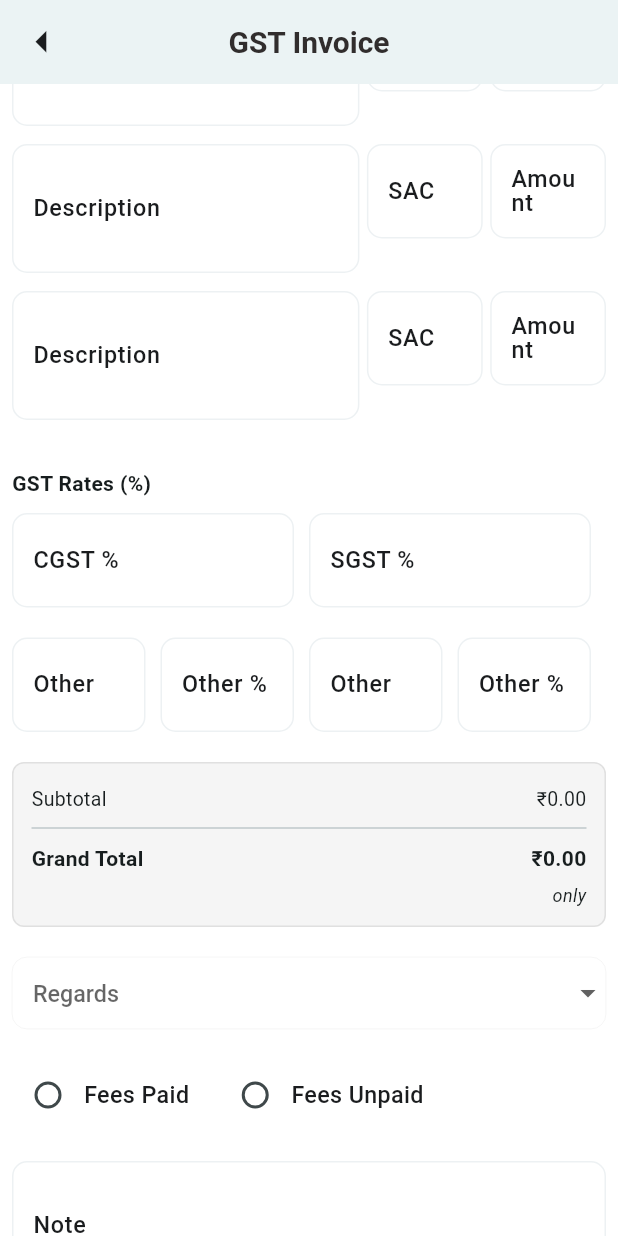
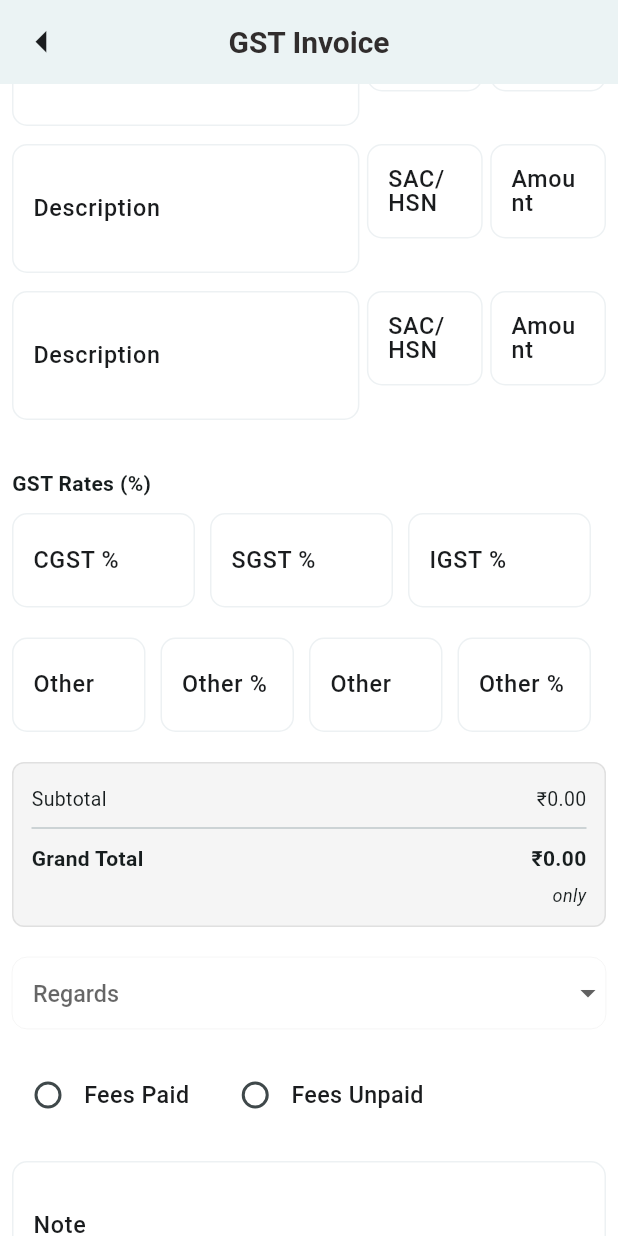
Before and after one commit to Priyankak512/Alekha_app, a Flutter app: the GstInvoiceGeneratorScreen screen opened directly, scrolled down 1152 dp, on a phone screen of 412 x 824 dp. Run offline on Flutter 3.47's test engine with Material 3 defaults, Android fonts, the phone set to English and light mode, and no system bars; our stand-ins replace bot_toast, curved_navigation_bar, flutter_form_builder, flutter_native_contact_picker, flutter_svg, form_builder_validators and 6 more; missing offline and left inert: mesh_gradient, number_to_words, syncfusion_flutter_pdf; accounts and stored records are empty; Roboto replaces fonts that are missing (GOTHICB); project files that could hold a hidden picture were left out.

Commit message:
changes in gst form

```diff
--- a/lib/screens/invoice_generator/invoice_generator_view/gst_invoice_screen.dart
+++ b/lib/screens/invoice_generator/invoice_generator_view/gst_invoice_screen.dart
@@ -1175,10 +1175,13 @@ class _GstInvoiceGeneratorScreenState extends State<GstInvoiceGeneratorScreen> {
 
   TextEditingController otherSecondGstRateController = TextEditingController();
   TextEditingController otherSecondGstNameController = TextEditingController();
-
+  TextEditingController igstRateController = TextEditingController();
+
+  double igstAmount = 0.0;
   double totalPrice = 0.0;
   double cgstAmount = 0.0;
   double sgstAmount = 0.0;
+
   double other1stGstAmount = 0.0;
   double other2ndGstAmount = 0.0;
   double grandTotal = 0.0;
@@ -1198,8 +1201,11 @@ class _GstInvoiceGeneratorScreenState extends State<GstInvoiceGeneratorScreen> {
     priceController8.addListener(calculateTotal);
     cgstRateController.addListener(calculateTotal);
     sgstRateController.addListener(calculateTotal);
+    igstRateController.addListener(calculateTotal);
     otherFirstGstRateController.addListener(calculateTotal);
+    otherFirstGstNameController.addListener(calculateTotal);
     otherSecondGstRateController.addListener(calculateTotal);
+    otherSecondGstNameController.addListener(calculateTotal);
   }
 
   void calculateTotal() {
@@ -1215,6 +1221,7 @@ class _GstInvoiceGeneratorScreenState extends State<GstInvoiceGeneratorScreen> {
     double subtotal = p1 + p2 + p3 + p4 + p5 + p6 + p7 + p8;
     double cgstRate = double.tryParse(cgstRateController.text) ?? 0.0;
     double sgstRate = double.tryParse(sgstRateController.text) ?? 0.0;
+    double igstRate = double.tryParse(igstRateController.text) ?? 0.0;
     double other1stGstRate =
         double.tryParse(otherFirstGstRateController.text) ?? 0.0;
     double other2ndGstRate =
@@ -1222,6 +1229,7 @@ class _GstInvoiceGeneratorScreenState extends State<GstInvoiceGeneratorScreen> {
 
     double cgst = subtotal * cgstRate / 100;
     double sgst = subtotal * sgstRate / 100;
+    double igst = subtotal * igstRate / 100;
     double other1stGst = subtotal * other1stGstRate / 100;
     double other2ndGst = subtotal * other2ndGstRate / 100;
 
@@ -1229,9 +1237,10 @@ class _GstInvoiceGeneratorScreenState extends State<GstInvoiceGeneratorScreen> {
       totalPrice = subtotal;
       cgstAmount = cgst;
       sgstAmount = sgst;
+      igstAmount = igst;
       other1stGstAmount = other1stGst;
       other2ndGstAmount = other2ndGst;
-      grandTotal = subtotal + cgst + sgst + other1stGst + other2ndGst;
+      grandTotal = subtotal + cgst + sgst + igst + other1stGst + other2ndGst;
     });
   }
 
@@ -1257,6 +1266,7 @@ class _GstInvoiceGeneratorScreenState extends State<GstInvoiceGeneratorScreen> {
 
     double cgstRate = double.tryParse(cgstRateController.text) ?? 0.0;
     double sgstRate = double.tryParse(sgstRateController.text) ?? 0.0;
+    double igstRate = double.tryParse(igstRateController.text) ?? 0.0;
     double other1stGstRate =
         double.tryParse(otherFirstGstRateController.text) ?? 0.0;
     double other2ndGstRate =
@@ -1312,7 +1322,7 @@ class _GstInvoiceGeneratorScreenState extends State<GstInvoiceGeneratorScreen> {
           children: [
             _cell('NO.', style: bold()),
             _cell('DESCRIPTION', style: bold(), align: pw.Alignment.centerLeft),
-            _cell('SAC', style: bold()),
+            _cell('SAC/HSN', style: bold()),
             _cell('AMOUNT', style: bold()),
           ],
         );
@@ -1473,6 +1483,10 @@ class _GstInvoiceGeneratorScreenState extends State<GstInvoiceGeneratorScreen> {
                           gstRow(
                               'SGST @ ${sgstRate % 1 == 0 ? sgstRate.toInt() : sgstRate}%',
                               sgstAmount),
+                        if (igstRate > 0)
+                          gstRow(
+                              'IGST @ ${igstRate % 1 == 0 ? igstRate.toInt() : igstRate}%',
+                              igstAmount),
                         if (other1stGstRate > 0)
                           gstRow(
                               '${otherFirstGstNameController.text} @ ${other1stGstRate % 1 == 0 ? other1stGstRate.toInt() : other1stGstRate}%',
@@ -1860,6 +1874,15 @@ class _GstInvoiceGeneratorScreenState extends State<GstInvoiceGeneratorScreen> {
                           ),
                         ),
                         const SizedBox(width: 10),
+                         Expanded(
+                          child: CommonTextFieldWithFocus(
+                            controller: igstRateController,
+                            labelText: "IGST %",
+                            hintText: "IGST %",
+                            keyboardType: TextInputType.number,
+                          ),
+                        ),
+                        SizedBox(width: 10),
                       ],
                     ),
                     const SizedBox(height: 20),
@@ -1870,7 +1893,7 @@ class _GstInvoiceGeneratorScreenState extends State<GstInvoiceGeneratorScreen> {
                             controller: otherFirstGstNameController,
                             labelText: "Other",
                             hintText: "Other",
-                            keyboardType: TextInputType.number,
+                            keyboardType: TextInputType.text,
                           ),
                         ),
                         const SizedBox(width: 10),
@@ -1925,6 +1948,9 @@ class _GstInvoiceGeneratorScreenState extends State<GstInvoiceGeneratorScreen> {
                           if (sgstAmount > 0)
                             _summaryRow("SGST @ ${sgstRateController.text}%",
                                 "₹${sgstAmount.toStringAsFixed(2)}"),
+                          if (igstAmount > 0)
+                            _summaryRow("IGST @ ${igstRateController.text}%",
+                                "₹${igstAmount.toStringAsFixed(2)}"),
                           if (other1stGstAmount > 0)
                             _summaryRow(
                                 "${otherFirstGstNameController.text} ${otherFirstGstRateController.text}%",
@@ -2100,7 +2126,7 @@ class _GstInvoiceGeneratorScreenState extends State<GstInvoiceGeneratorScreen> {
                             suffixIcon: PickImages.whatsAppIcon,
                             style: CommonTextStyle().buttonTextStyle,
                             color: PickColors.successColor,
-                             onPressed: () async {
+                            onPressed: () async {
                               await helper.shareViaWhatsApp(context);
                             },
                           ),
@@ -2141,8 +2167,8 @@ class _GstInvoiceGeneratorScreenState extends State<GstInvoiceGeneratorScreen> {
           Expanded(
             child: CommonTextFieldWithFocus(
               controller: sacCtrl,
-              labelText: "SAC",
-              hintText: "SAC",
+              labelText: "SAC/HSN",
+              hintText: "SAC/HSN",
               keyboardType: TextInputType.number,
             ),
           ),
```
